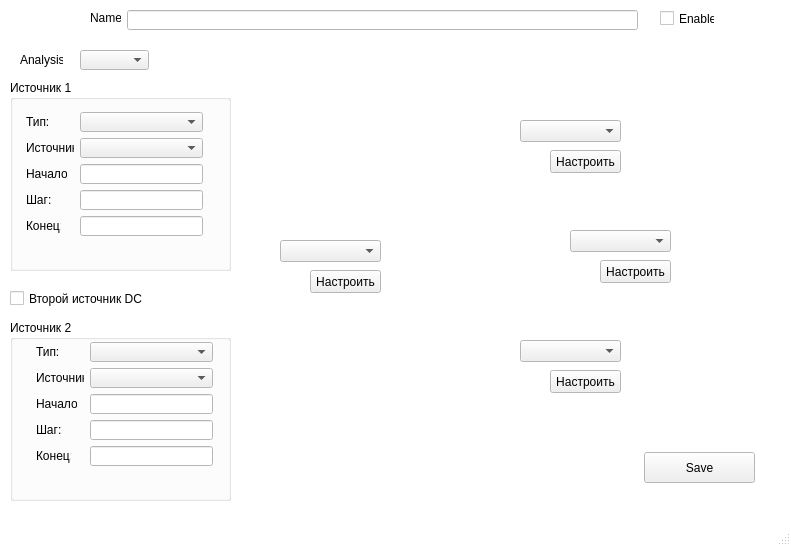
maluginp/Tsunami, file src/Tsunami/AnalysisWindow.ui: the form before one commit.
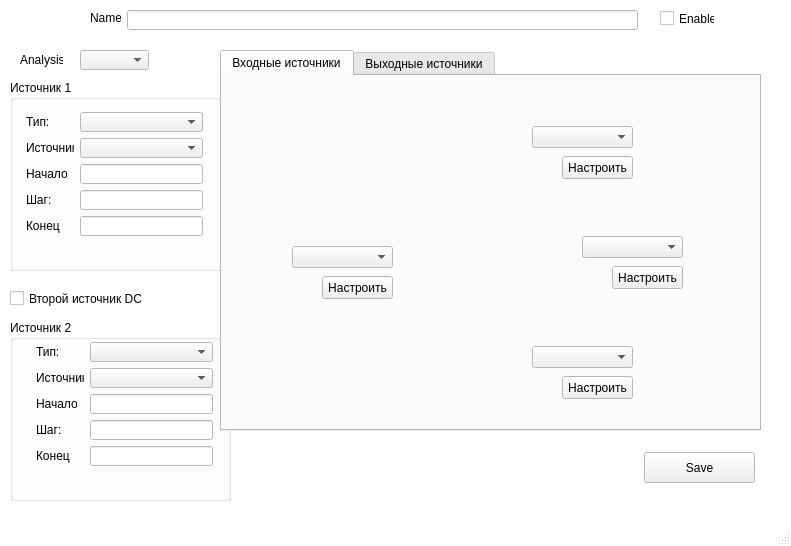
The form after the commit. Icons and pictures are not drawn.

Commit message: Добавил выходные(форму) источники

```diff
--- a/src/Tsunami/AnalysisWindow.ui
+++ b/src/Tsunami/AnalysisWindow.ui
@@ -415,114 +415,6 @@
      </property>
     </widget>
    </widget>
-   <widget class="QLabel" name="imagePixmap">
-    <property name="geometry">
-     <rect>
-      <x>390</x>
-      <y>110</y>
-      <width>251</width>
-      <height>281</height>
-     </rect>
-    </property>
-    <property name="text">
-     <string/>
-    </property>
-    <property name="pixmap">
-     <pixmap resource="resources.qrc">:/images/NMOS</pixmap>
-    </property>
-   </widget>
-   <widget class="QComboBox" name="node3TypeComboBox">
-    <property name="geometry">
-     <rect>
-      <x>520</x>
-      <y>340</y>
-      <width>101</width>
-      <height>22</height>
-     </rect>
-    </property>
-   </widget>
-   <widget class="QPushButton" name="node3ParamsButton">
-    <property name="geometry">
-     <rect>
-      <x>550</x>
-      <y>370</y>
-      <width>71</width>
-      <height>23</height>
-     </rect>
-    </property>
-    <property name="text">
-     <string>Настроить</string>
-    </property>
-   </widget>
-   <widget class="QComboBox" name="node4TypeComboBox">
-    <property name="geometry">
-     <rect>
-      <x>570</x>
-      <y>230</y>
-      <width>101</width>
-      <height>22</height>
-     </rect>
-    </property>
-   </widget>
-   <widget class="QPushButton" name="node4ParamsButton">
-    <property name="geometry">
-     <rect>
-      <x>600</x>
-      <y>260</y>
-      <width>71</width>
-      <height>23</height>
-     </rect>
-    </property>
-    <property name="text">
-     <string>Настроить</string>
-    </property>
-   </widget>
-   <widget class="QPushButton" name="node1ParamsButton">
-    <property name="geometry">
-     <rect>
-      <x>550</x>
-      <y>150</y>
-      <width>71</width>
-      <height>23</height>
-     </rect>
-    </property>
-    <property name="text">
-     <string>Настроить</string>
-    </property>
-   </widget>
-   <widget class="QComboBox" name="node1TypeComboBox">
-    <property name="geometry">
-     <rect>
-      <x>520</x>
-      <y>120</y>
-      <width>101</width>
-      <height>22</height>
-     </rect>
-    </property>
-   </widget>
-   <widget class="QComboBox" name="node2TypeComboBox">
-    <property name="geometry">
-     <rect>
-      <x>280</x>
-      <y>240</y>
-      <width>101</width>
-      <height>22</height>
-     </rect>
-    </property>
-   </widget>
-   <widget class="QPushButton" name="node2ParamsButton">
-    <property name="geometry">
-     <rect>
-      <x>310</x>
-      <y>270</y>
-      <width>71</width>
-      <height>23</height>
-     </rect>
-    </property>
-    <property name="text">
-     <string>Настроить</string>
-    </property>
-   </widget>
    <widget class="QPushButton" name="saveButton">
     <property name="geometry">
      <rect>
@@ -536,6 +428,219 @@
      <string>Save</string>
     </property>
    </widget>
+   <widget class="QTabWidget" name="tabWidget">
+    <property name="geometry">
+     <rect>
+      <x>220</x>
+      <y>50</y>
+      <width>541</width>
+      <height>381</height>
+     </rect>
+    </property>
+    <property name="currentIndex">
+     <number>0</number>
+    </property>
+    <widget class="QWidget" name="tab">
+     <attribute name="title">
+      <string>Входные источники</string>
+     </attribute>
+     <widget class="QComboBox" name="node3TypeComboBox">
+      <property name="geometry">
+       <rect>
+        <x>310</x>
+        <y>270</y>
+        <width>101</width>
+        <height>22</height>
+       </rect>
+      </property>
+     </widget>
+     <widget class="QComboBox" name="node4TypeComboBox">
+      <property name="geometry">
+       <rect>
+        <x>360</x>
+        <y>160</y>
+        <width>101</width>
+        <height>22</height>
+       </rect>
+      </property>
+     </widget>
+     <widget class="QPushButton" name="node4ParamsButton">
+      <property name="geometry">
+       <rect>
+        <x>390</x>
+        <y>190</y>
+        <width>71</width>
+        <height>23</height>
+       </rect>
+      </property>
+      <property name="text">
+       <string>Настроить</string>
+      </property>
+     </widget>
+     <widget class="QPushButton" name="node2ParamsButton">
+      <property name="geometry">
+       <rect>
+        <x>100</x>
+        <y>200</y>
+        <width>71</width>
+        <height>23</height>
+       </rect>
+      </property>
+      <property name="text">
+       <string>Настроить</string>
+      </property>
+     </widget>
+     <widget class="QPushButton" name="node3ParamsButton">
+      <property name="geometry">
+       <rect>
+        <x>340</x>
+        <y>300</y>
+        <width>71</width>
+        <height>23</height>
+       </rect>
+      </property>
+      <property name="text">
+       <string>Настроить</string>
+      </property>
+     </widget>
+     <widget class="QComboBox" name="node2TypeComboBox">
+      <property name="geometry">
+       <rect>
+        <x>70</x>
+        <y>170</y>
+        <width>101</width>
+        <height>22</height>
+       </rect>
+      </property>
+     </widget>
+     <widget class="QComboBox" name="node1TypeComboBox">
+      <property name="geometry">
+       <rect>
+        <x>310</x>
+        <y>50</y>
+        <width>101</width>
+        <height>22</height>
+       </rect>
+      </property>
+     </widget>
+     <widget class="QLabel" name="imagePixmap">
+      <property name="geometry">
+       <rect>
+        <x>180</x>
+        <y>40</y>
+        <width>251</width>
+        <height>281</height>
+       </rect>
+      </property>
+      <property name="text">
+       <string/>
+      </property>
+      <property name="pixmap">
+       <pixmap resource="resources.qrc">:/images/NMOS</pixmap>
+      </property>
+     </widget>
+     <widget class="QPushButton" name="node1ParamsButton">
+      <property name="geometry">
+       <rect>
+        <x>340</x>
+        <y>80</y>
+        <width>71</width>
+        <height>23</height>
+       </rect>
+      </property>
+      <property name="text">
+       <string>Настроить</string>
+      </property>
+     </widget>
+     <zorder>imagePixmap</zorder>
+     <zorder>node3TypeComboBox</zorder>
+     <zorder>node4TypeComboBox</zorder>
+     <zorder>node4ParamsButton</zorder>
+     <zorder>node2ParamsButton</zorder>
+     <zorder>node3ParamsButton</zorder>
+     <zorder>node2TypeComboBox</zorder>
+     <zorder>node1TypeComboBox</zorder>
+     <zorder>node1ParamsButton</zorder>
+    </widget>
+    <widget class="QWidget" name="tab_2">
+     <attribute name="title">
+      <string>Выходные источники</string>
+     </attribute>
+     <widget class="QCheckBox" name="node2CheckBox">
+      <property name="geometry">
+       <rect>
+        <x>110</x>
+        <y>200</y>
+        <width>70</width>
+        <height>17</height>
+       </rect>
+      </property>
+      <property name="text">
+       <string>Измерять</string>
+      </property>
+     </widget>
+     <widget class="QCheckBox" name="node1CheckBox">
+      <property name="geometry">
+       <rect>
+        <x>280</x>
+        <y>40</y>
+        <width>70</width>
+        <height>17</height>
+       </rect>
+      </property>
+      <property name="text">
+       <string>Измерять</string>
+      </property>
+     </widget>
+     <widget class="QCheckBox" name="node3CheckBox">
+      <property name="geometry">
+       <rect>
+        <x>280</x>
+        <y>270</y>
+        <width>70</width>
+        <height>17</height>
+       </rect>
+      </property>
+      <property name="text">
+       <string>Измерять</string>
+      </property>
+     </widget>
+     <widget class="QLabel" name="imageOutput">
+      <property name="geometry">
+       <rect>
+        <x>170</x>
+        <y>20</y>
+        <width>251</width>
+        <height>281</height>
+       </rect>
+      </property>
+      <property name="text">
+       <string/>
+      </property>
+      <property name="pixmap">
+       <pixmap resource="resources.qrc">:/images/NMOS</pixmap>
+      </property>
+     </widget>
+     <widget class="QCheckBox" name="node4CheckBox">
+      <property name="geometry">
+       <rect>
+        <x>370</x>
+        <y>160</y>
+        <width>70</width>
+        <height>17</height>
+       </rect>
+      </property>
+      <property name="text">
+       <string>Измерять</string>
+      </property>
+     </widget>
+     <zorder>imageOutput</zorder>
+     <zorder>node2CheckBox</zorder>
+     <zorder>node1CheckBox</zorder>
+     <zorder>node3CheckBox</zorder>
+     <zorder>node4CheckBox</zorder>
+    </widget>
+   </widget>
   </widget>
   <widget class="QMenuBar" name="menubar">
    <property name="geometry">
```
The commit also changes 2 other files.
